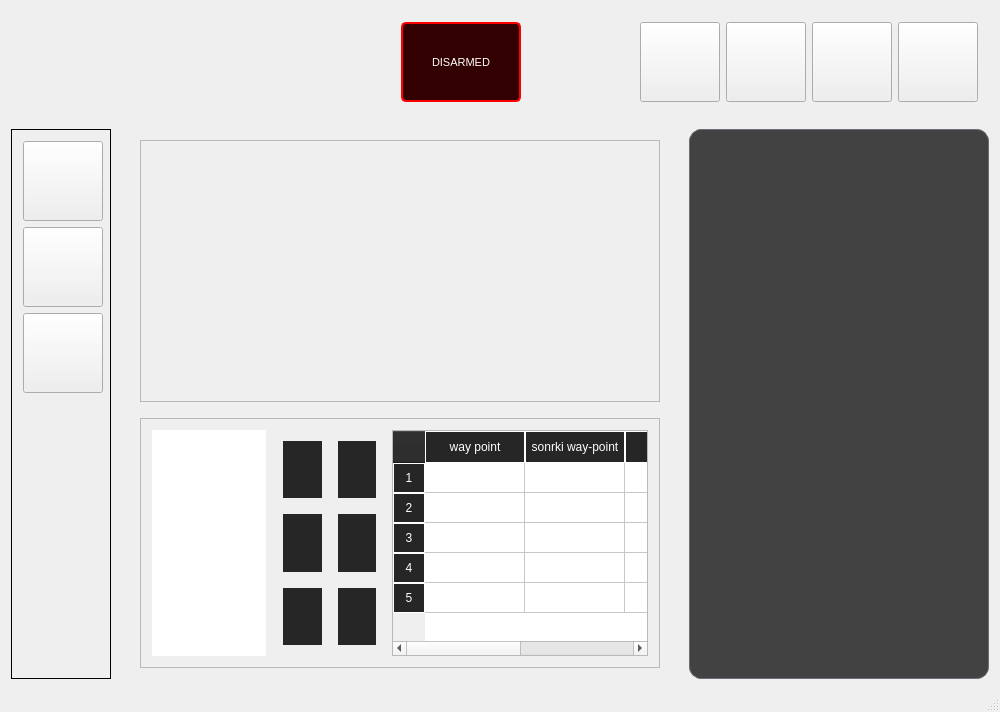
merlinn7/quadra, file src/quadrasoftware.ui: the form before one commit.
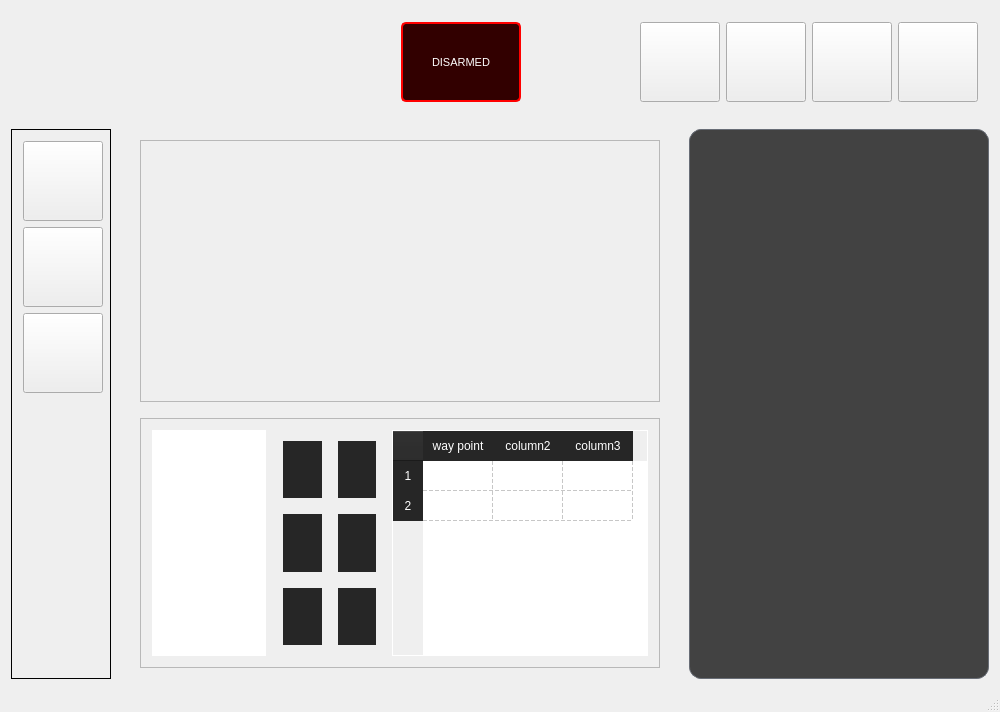
The form after the commit.

```diff
--- a/src/quadrasoftware.ui
+++ b/src/quadrasoftware.ui
@@ -552,17 +552,24 @@
 color:white;
 width:30px;
 height:30px;
-border:1px solid white;
- text-align: center;
+border:0px solid white;
+text-align: center;
 }
 QTableCornerButton::section {
 background-color: rgb(38, 38, 38);
 
+}
+QTableWidget {
+border-radius: 0px; 
+border: 1px solid white; 
 }</string>
                </property>
                <property name="showGrid">
                 <bool>true</bool>
                </property>
+               <property name="gridStyle">
+                <enum>Qt::DashLine</enum>
+               </property>
                <property name="sortingEnabled">
                 <bool>false</bool>
                </property>
@@ -570,10 +577,10 @@
                 <bool>false</bool>
                </property>
                <property name="rowCount">
-                <number>5</number>
+                <number>2</number>
                </property>
                <property name="columnCount">
-                <number>4</number>
+                <number>3</number>
                </property>
                <attribute name="horizontalHeaderVisible">
                 <bool>true</bool>
@@ -581,11 +588,26 @@
                <attribute name="horizontalHeaderCascadingSectionResizes">
                 <bool>false</bool>
                </attribute>
+               <attribute name="horizontalHeaderMinimumSectionSize">
+                <number>15</number>
+               </attribute>
+               <attribute name="horizontalHeaderDefaultSectionSize">
+                <number>70</number>
+               </attribute>
                <attribute name="horizontalHeaderHighlightSections">
-                <bool>true</bool>
+                <bool>false</bool>
+               </attribute>
+               <attribute name="horizontalHeaderShowSortIndicator" stdset="0">
+                <bool>false</bool>
                </attribute>
                <attribute name="horizontalHeaderStretchLastSection">
-                <bool>true</bool>
+                <bool>false</bool>
+               </attribute>
+               <attribute name="verticalHeaderDefaultSectionSize">
+                <number>30</number>
+               </attribute>
+               <attribute name="verticalHeaderHighlightSections">
+                <bool>false</bool>
                </attribute>
                <row>
                 <property name="text">
@@ -603,30 +625,6 @@
                  <set>AlignCenter</set>
                 </property>
                </row>
-               <row>
-                <property name="text">
-                 <string>3</string>
-                </property>
-                <property name="textAlignment">
-                 <set>AlignCenter</set>
-                </property>
-               </row>
-               <row>
-                <property name="text">
-                 <string>4</string>
-                </property>
-                <property name="textAlignment">
-                 <set>AlignCenter</set>
-                </property>
-               </row>
-               <row>
-                <property name="text">
-                 <string>5</string>
-                </property>
-                <property name="textAlignment">
-                 <set>AlignCenter</set>
-                </property>
-               </row>
                <column>
                 <property name="text">
                  <string>way point</string>
@@ -634,11 +632,14 @@
                </column>
                <column>
                 <property name="text">
-                 <string>sonrki way-point</string>
+                 <string>column2</string>
                 </property>
                </column>
-               <column/>
-               <column/>
+               <column>
+                <property name="text">
+                 <string>column3</string>
+                </property>
+               </column>
               </widget>
              </item>
             </layout>
```
Left out of the diff: 5 changed lines with no effect on the pictures.
